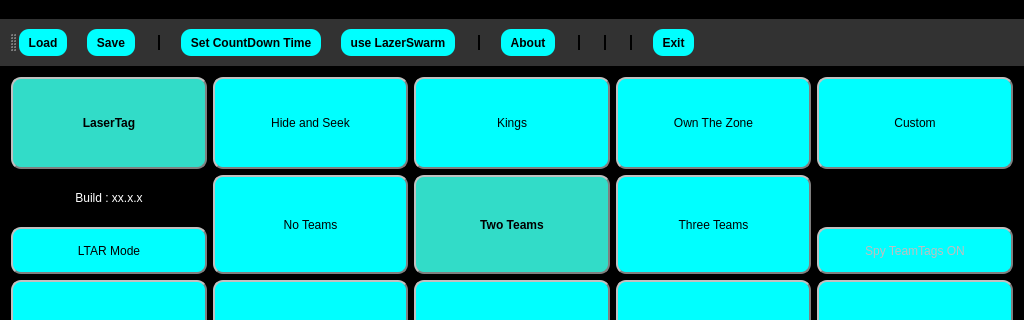
Before: the Qt Designer form LttoMainWindow.ui in rmick/Combobulator, drawn with Qt 5; both pictures show x 0 to 1024 and y 0 to 320 of the 1024 by 600 pixel window.
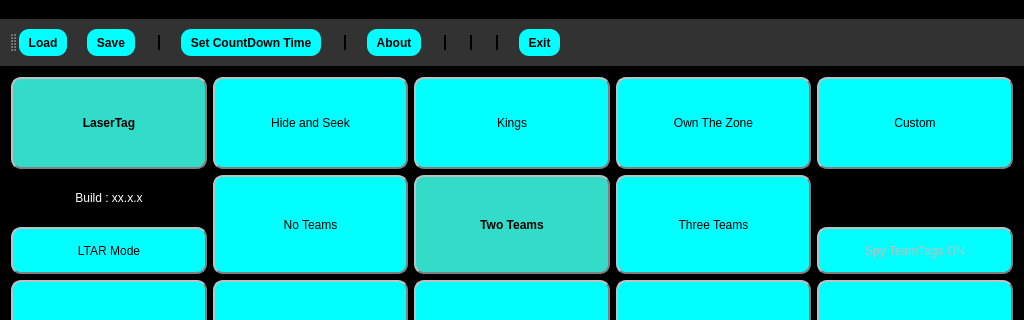
After: the same form once the commit is applied.

```diff
--- a/LttoMainWindow.ui
+++ b/LttoMainWindow.ui
@@ -2148,7 +2148,6 @@
    <addaction name="actionSave"/>
    <addaction name="separator"/>
    <addaction name="actionSet_CountDown_Time"/>
-   <addaction name="actionuse_LazerSwarm"/>
    <addaction name="separator"/>
    <addaction name="actionAbout"/>
    <addaction name="separator"/>
```
Left out of the diff: 2 changed lines with no effect on the pictures.
